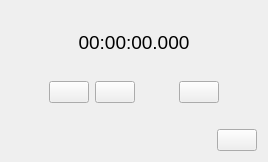
This is ui/counter.ui in noname043/Multitimer as Qt 5 draws it before an edit. The edited form follows.
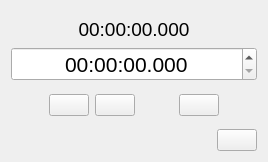
This is the edited form. Custom widgets are drawn as their Qt base class.

Commit message: CustomLabel added. Have to add editor.

The edit to the form file:
```diff
--- a/ui/counter.ui
+++ b/ui/counter.ui
@@ -44,6 +44,28 @@
        </property>
       </widget>
      </item>
+     <item>
+      <widget class="QTimeEdit" name="timeEdit">
+       <property name="font">
+        <font>
+         <pointsize>16</pointsize>
+        </font>
+       </property>
+       <property name="alignment">
+        <set>Qt::AlignCenter</set>
+       </property>
+       <property name="maximumTime">
+        <time>
+         <hour>23</hour>
+         <minute>59</minute>
+         <second>59</second>
+        </time>
+       </property>
+       <property name="displayFormat">
+        <string>hh:mm:ss.zzz</string>
+       </property>
+      </widget>
+     </item>
      <item>
       <spacer name="verticalSpacer_3">
        <property name="orientation">
@@ -162,6 +184,13 @@
    </item>
   </layout>
  </widget>
+ <customwidgets>
+  <customwidget>
+   <class>CustomLabel</class>
+   <extends>QLabel</extends>
+   <header>src/customlabel.h</header>
+  </customwidget>
+ </customwidgets>
  <resources/>
  <connections/>
 </ui>
```
Left out of the diff: 2 changed lines with no effect on the pictures. The commit also changes 4 other files.
